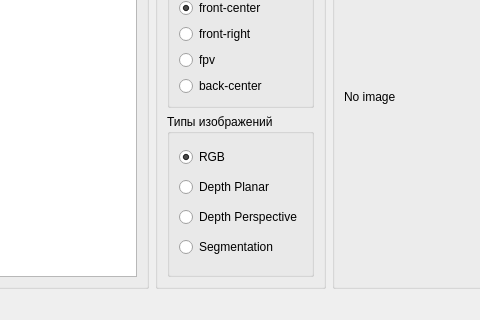
Old version of the form DroneSimClient/MainWindow/mainwindow.ui in the repository codingpluszheldor/DroneControl; both pictures show x 228 to 708 and y 626 to 946 of the 1233 by 946 pixel window.
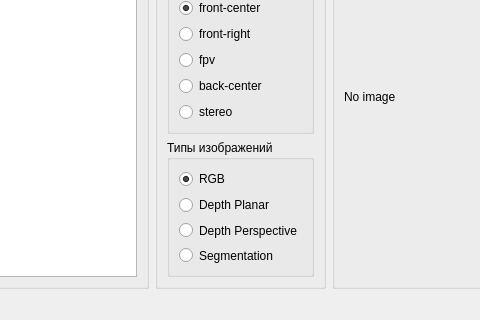
New version of the form.

Commit message: added stereo cam

Patch:
```diff
--- a/DroneSimClient/MainWindow/mainwindow.ui
+++ b/DroneSimClient/MainWindow/mainwindow.ui
@@ -876,6 +876,13 @@
               </property>
              </widget>
             </item>
+            <item>
+             <widget class="QRadioButton" name="rbStereo">
+              <property name="text">
+               <string>stereo</string>
+              </property>
+             </widget>
+            </item>
            </layout>
           </widget>
          </item>
```
The commit also changes 4 other files.
